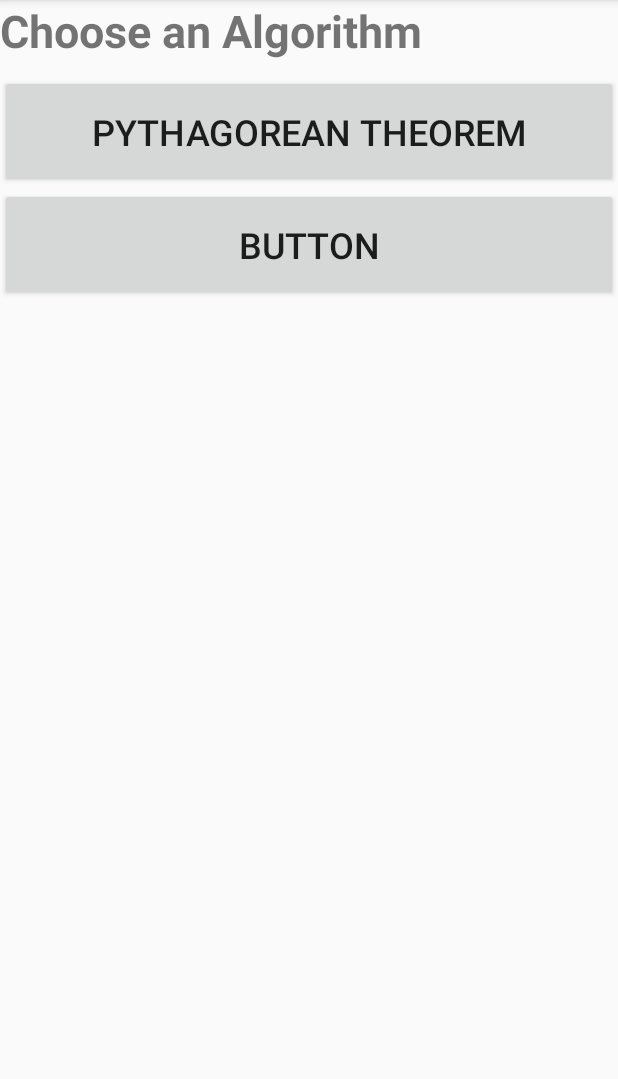
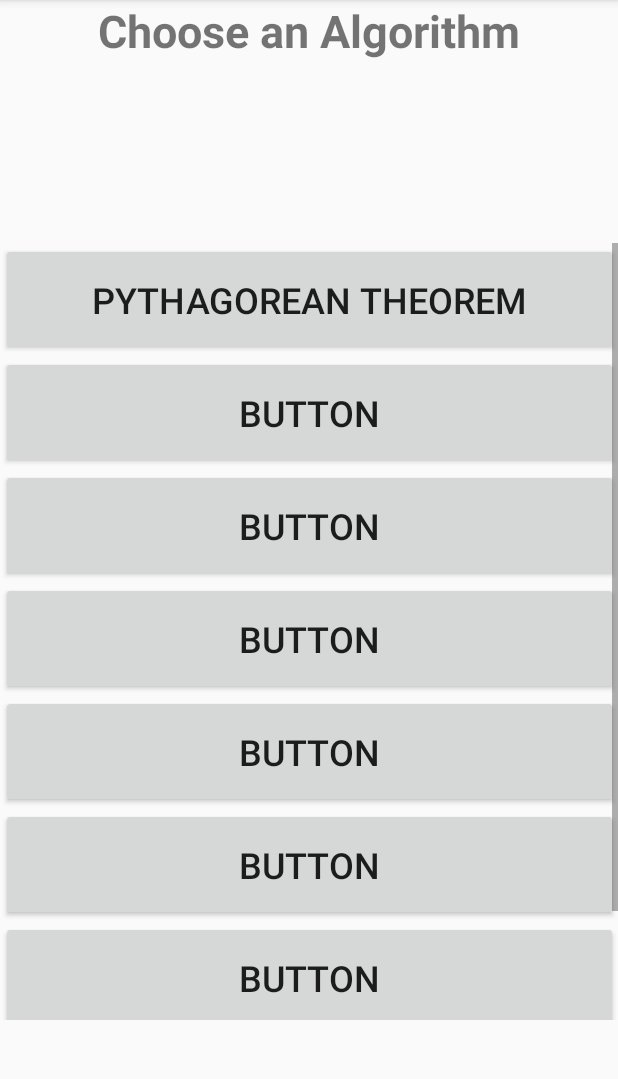
Before and after one commit to winterberm1/EasyTriangle, an Android app: the ChooseActivity screen opened directly, with no data from a screen before it, on a phone screen of 412 x 824 dp, the part 84-1163 px from its top. Run offline under Robolectric (Android 15) with nearby library versions, the phone set to English and light mode, and no system bars.

Commit message:
Added new layout features
I added a scroll  view that should fit well, report any problems and we will probably fix later.

```diff
--- a/app/src/main/AndroidManifest.xml
+++ b/app/src/main/AndroidManifest.xml
@@ -16,6 +16,7 @@
                 android:name="android.support.PARENT_ACTIVITY"
                 android:value="com.example.easytriangle.ChooseActivity"/>
         </activity>
+
         <activity android:name=".ChooseActivity" />
         <activity android:name=".MainActivity">
             <intent-filter>
--- a/app/src/main/java/com/example/easytriangle/ChooseActivity.java
+++ b/app/src/main/java/com/example/easytriangle/ChooseActivity.java
@@ -9,16 +9,16 @@ import android.widget.Button;
 
 public class ChooseActivity extends AppCompatActivity {
 
-    Button button;
+    Button pyBtn;
 
     @Override
     protected void onCreate(Bundle savedInstanceState) {
         super.onCreate(savedInstanceState);
         setContentView(R.layout.activity_choose);
 
-        button = (Button) findViewById(R.id.PyTherom);
+        pyBtn = (Button) findViewById(R.id.PyTherom);
 
-        button.setOnClickListener(new View.OnClickListener() {
+        pyBtn.setOnClickListener(new View.OnClickListener() {
             public void onClick(View arg0) {
 
                 Intent myIntent = new Intent(ChooseActivity.this,
--- a/app/src/main/res/layout/activity_choose.xml
+++ b/app/src/main/res/layout/activity_choose.xml
@@ -1,16 +1,19 @@
 <?xml version="1.0" encoding="utf-8"?>
 <androidx.constraintlayout.widget.ConstraintLayout xmlns:android="http://schemas.android.com/apk/res/android"
+    xmlns:app="http://schemas.android.com/apk/res-auto"
     xmlns:tools="http://schemas.android.com/tools"
     android:layout_width="match_parent"
     android:layout_height="match_parent"
     tools:context=".ChooseActivity">
 
     <LinearLayout
-        android:layout_width="match_parent"
-        android:layout_height="match_parent"
+        android:id="@+id/linearLayout"
+        android:layout_width="wrap_content"
+        android:layout_height="wrap_content"
         android:orientation="vertical"
-        tools:layout_editor_absoluteX="0dp"
-        tools:layout_editor_absoluteY="0dp">
+        app:layout_constraintEnd_toEndOf="parent"
+        app:layout_constraintStart_toStartOf="parent"
+        app:layout_constraintTop_toTopOf="parent">
 
         <TextView
             android:id="@+id/textView3"
@@ -19,6 +22,24 @@
             android:text="Choose an Algorithm"
             android:textSize="30sp"
             android:textStyle="bold" />
+    </LinearLayout>
+
+    <ScrollView
+        android:id="@+id/scrollView2"
+        android:layout_width="411dp"
+        android:layout_height="518dp"
+        android:layout_marginTop="24dp"
+        app:layout_constraintBottom_toBottomOf="parent"
+        app:layout_constraintEnd_toEndOf="parent"
+        app:layout_constraintStart_toStartOf="parent"
+        app:layout_constraintTop_toBottomOf="@+id/linearLayout">
+
+        <LinearLayout
+            android:layout_width="match_parent"
+            android:layout_height="match_parent"
+            android:orientation="vertical"
+            app:layout_constraintBottom_toBottomOf="parent"
+            tools:layout_editor_absoluteX="0dp">
 
             <Button
                 android:id="@+id/PyTherom"
@@ -34,5 +55,47 @@
                 android:text="Button"
                 android:textSize="24sp" />
 
+            <Button
+                android:id="@+id/button12"
+                android:layout_width="match_parent"
+                android:layout_height="75dp"
+                android:text="Button"
+                android:textSize="24sp" />
+
+            <Button
+                android:id="@+id/button13"
+                android:layout_width="match_parent"
+                android:layout_height="75dp"
+                android:text="Button"
+                android:textSize="24sp" />
+
+            <Button
+                android:id="@+id/button14"
+                android:layout_width="match_parent"
+                android:layout_height="75dp"
+                android:text="Button"
+                android:textSize="24sp" />
+
+            <Button
+                android:id="@+id/button15"
+                android:layout_width="match_parent"
+                android:layout_height="75dp"
+                android:text="Button"
+                android:textSize="24sp" />
+
+            <Button
+                android:id="@+id/button16"
+                android:layout_width="match_parent"
+                android:layout_height="75dp"
+                android:text="Button"
+                android:textSize="24sp" />
+
+            <Button
+                android:id="@+id/button17"
+                android:layout_width="match_parent"
+                android:layout_height="75dp"
+                android:text="Button"
+                android:textSize="24sp" />
         </LinearLayout>
+    </ScrollView>
 </androidx.constraintlayout.widget.ConstraintLayout>
```
Lines whose indentation alone changed are shown as unchanged.
